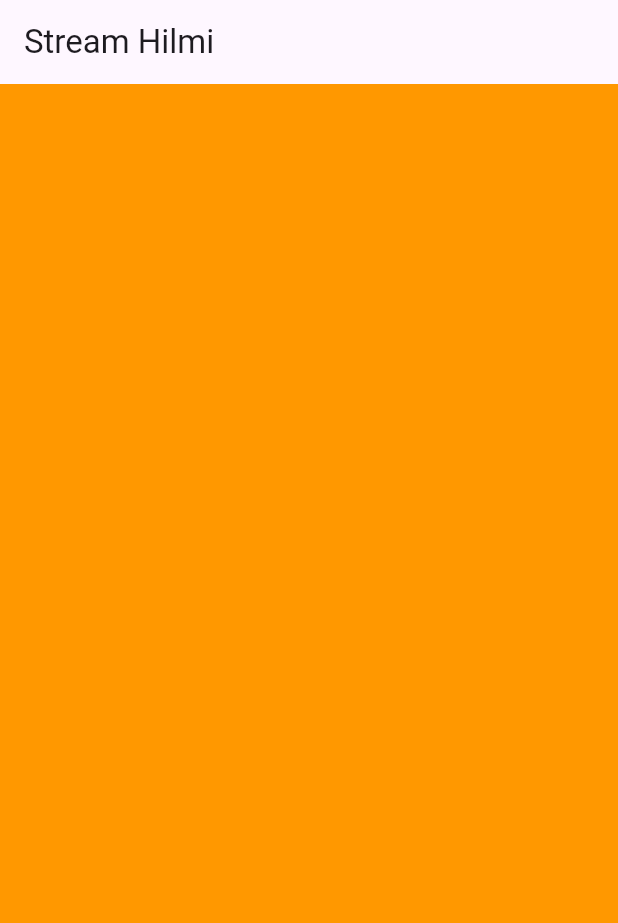
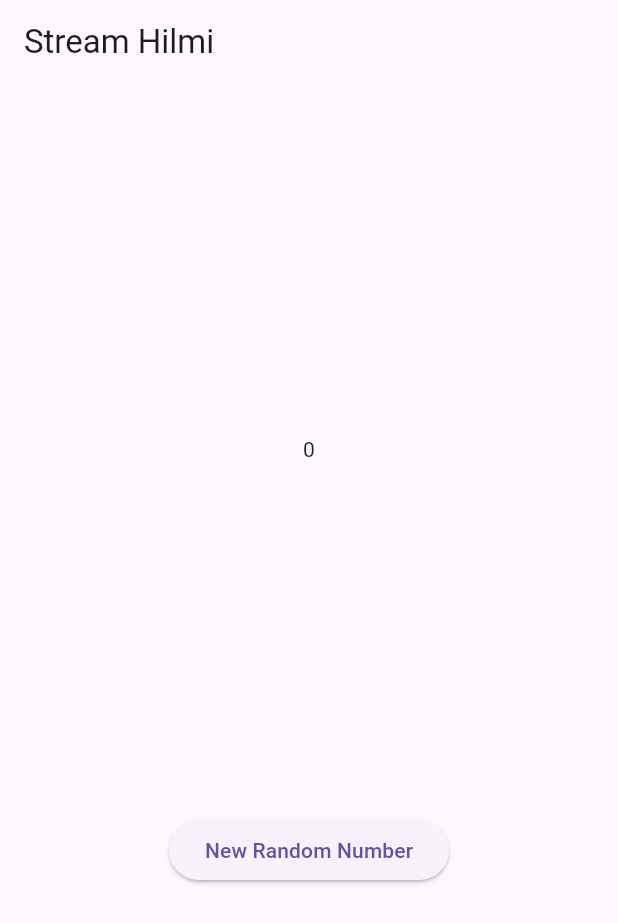
Before and after one commit to HanifFaishalH/stream_hilmi, a Flutter app: the screen it shows after launch, on a phone screen of 412 x 824 dp. Shown: the top 923 px of the screen. Run offline on Flutter 3.47's test engine with Material 3 defaults, Android fonts, the phone set to English and light mode, and no system bars.

Commit message:
W12: Soal 6

```diff
--- a/lib/main.dart
+++ b/lib/main.dart
@@ -1,5 +1,7 @@
 import 'package:flutter/material.dart';
 import 'package:stream_hilmi/stream.dart';
+import 'dart:async';
+import 'dart:math';
 
 void main () {
   runApp(const MyApp());
@@ -28,6 +30,9 @@
 }
 
 class _StreamHomePageState extends State<StreamHomePage> {
+  int lastNumber = 0;
+  late StreamController numberStreamController;
+  late NumberStream numberStream;
   Color bgColor = Colors.blueGrey;
   late ColorStream colorStream;
 
@@ -49,16 +54,45 @@
       appBar: AppBar(
         title: const Text(('Stream Hilmi')),
       ),
-      body: Container(
-        decoration: BoxDecoration(color: bgColor),
-      ),
+      body: SizedBox(
+        width: double.infinity,
+        child: Column(
+          mainAxisAlignment: MainAxisAlignment.spaceEvenly,
+          crossAxisAlignment: CrossAxisAlignment.center,
+          children: [
+            Text(lastNumber.toString()),
+            ElevatedButton(
+              onPressed: () => addRandomNumber(),
+              child: Text('New Random Number'),
+            )
+          ],
+        ),
+      )
     );
   }
 
   @override
   void initState() {
+    numberStream = NumberStream();
+    numberStreamController = numberStream.controller;
+    Stream stream = numberStreamController.stream;
+    stream.listen((event) {
+      setState(() {
+        lastNumber = event;
+      });
+    });
     super.initState();
-    colorStream = ColorStream();
-    changeColor();
+  }
+
+  @override
+  void dispose() {
+    numberStreamController.close();
+    super.dispose();
+  }
+
+  void addRandomNumber() {
+    Random random = Random();
+    int myNum = random.nextInt(10);
+    numberStream.addNumberToSink(myNum);
   }
 }
--- a/lib/stream.dart
+++ b/lib/stream.dart
@@ -1,4 +1,5 @@
 import 'package:flutter/material.dart';
+import 'dart:async';
 
 class ColorStream {
   final List<Color> colors = [
@@ -18,3 +19,14 @@
     );
   }
 }
+
+class NumberStream {
+  final StreamController<int> controller = StreamController<int>();
+
+  void addNumberToSink(int newNumber) {
+    controller.sink.add(newNumber);
+  }
+  close() {
+    controller.close();
+  }
+}
```
Also changed, not shown: asset/praktikum2/p2_s6.gif (added), 1 other file.
